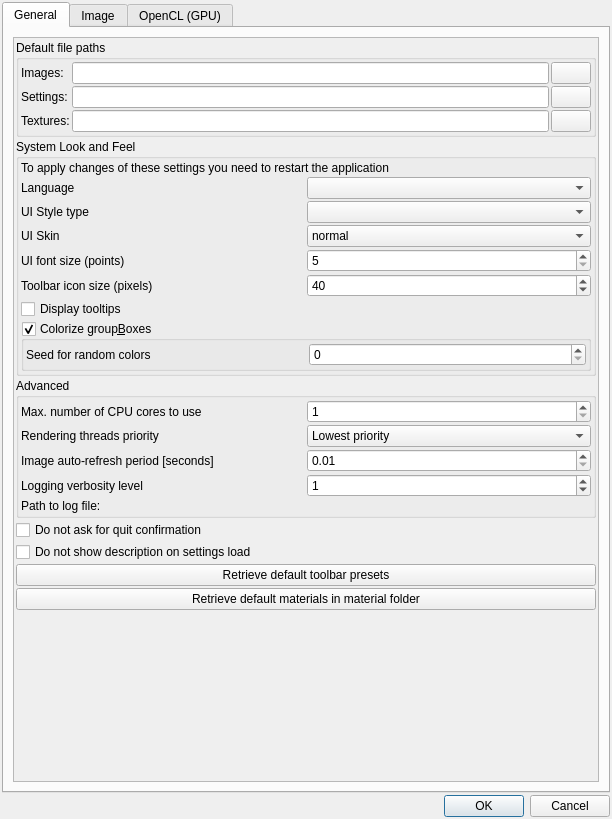
Before: the Qt Designer form mandelbulber2/qt/preferences_dialog.ui in buddhi1980/mandelbulber2, drawn with Qt 5.
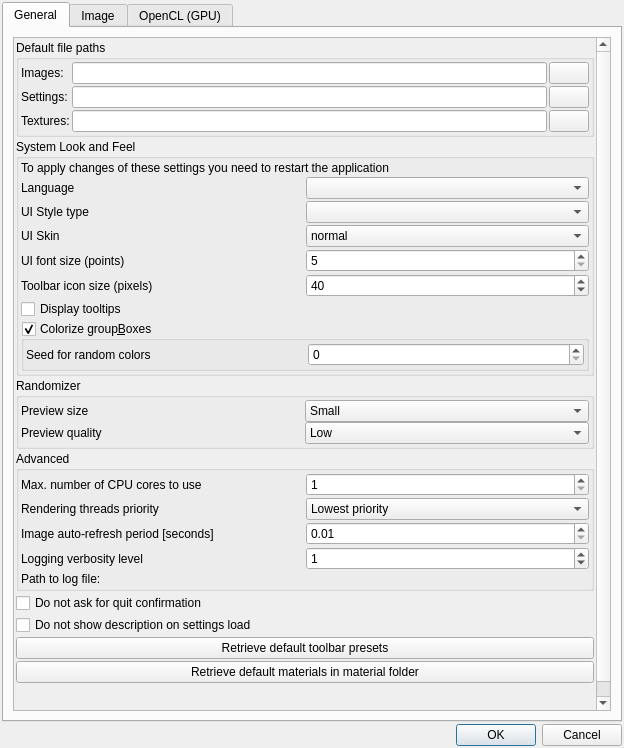
After: the same form once the commit is applied. Icons and pictures are not drawn. Custom widgets are drawn as their Qt base class.

Commit message: Added settings in Preferences for Randomizer preview size and quality Increased number of previews to 12

Diff of the .ui file:
```diff
--- a/mandelbulber2/qt/preferences_dialog.ui
+++ b/mandelbulber2/qt/preferences_dialog.ui
@@ -6,8 +6,8 @@
    <rect>
     <x>0</x>
     <y>0</y>
-    <width>612</width>
-    <height>819</height>
+    <width>624</width>
+    <height>748</height>
    </rect>
   </property>
   <property name="windowTitle">
@@ -57,8 +57,8 @@
            <rect>
             <x>0</x>
             <y>0</y>
-            <width>588</width>
-            <height>743</height>
+            <width>582</width>
+            <height>717</height>
            </rect>
           </property>
           <layout class="QVBoxLayout" name="verticalLayout_general">
@@ -376,6 +376,86 @@
              </layout>
             </widget>
            </item>
+           <item>
+            <widget class="QGroupBox" name="groupBox">
+             <property name="title">
+              <string>Randomizer</string>
+             </property>
+             <layout class="QVBoxLayout" name="verticalLayout_11">
+              <property name="leftMargin">
+               <number>2</number>
+              </property>
+              <property name="topMargin">
+               <number>2</number>
+              </property>
+              <property name="rightMargin">
+               <number>2</number>
+              </property>
+              <property name="bottomMargin">
+               <number>2</number>
+              </property>
+              <item>
+               <layout class="QGridLayout" name="gridLayout_5">
+                <property name="spacing">
+                 <number>0</number>
+                </property>
+                <item row="0" column="1">
+                 <widget class="MyComboBox" name="comboBox_randomizer_preview_size">
+                  <item>
+                   <property name="text">
+                    <string>Small</string>
+                   </property>
+                  </item>
+                  <item>
+                   <property name="text">
+                    <string>Medium</string>
+                   </property>
+                  </item>
+                  <item>
+                   <property name="text">
+                    <string>Big</string>
+                   </property>
+                  </item>
+                 </widget>
+                </item>
+                <item row="0" column="0">
+                 <widget class="QLabel" name="label_17">
+                  <property name="text">
+                   <string>Preview size</string>
+                  </property>
+                 </widget>
+                </item>
+                <item row="1" column="0">
+                 <widget class="QLabel" name="label_18">
+                  <property name="text">
+                   <string>Preview quality</string>
+                  </property>
+                 </widget>
+                </item>
+                <item row="1" column="1">
+                 <widget class="MyComboBox" name="comboBox_randomizer_preview_quality">
+                  <item>
+                   <property name="text">
+                    <string>Low</string>
+                   </property>
+                  </item>
+                  <item>
+                   <property name="text">
+                    <string>Medium</string>
+                   </property>
+                  </item>
+                  <item>
+                   <property name="text">
+                    <string>High</string>
+                   </property>
+                  </item>
+                 </widget>
+                </item>
+               </layout>
+              </item>
+             </layout>
+            </widget>
+           </item>
            <item>
             <widget class="QGroupBox" name="groupBox_system_look_and_feel_2">
              <property name="title">
```
Left out of the diff: 8 changed lines with no effect on the pictures. The commit also changes 5 other files.
